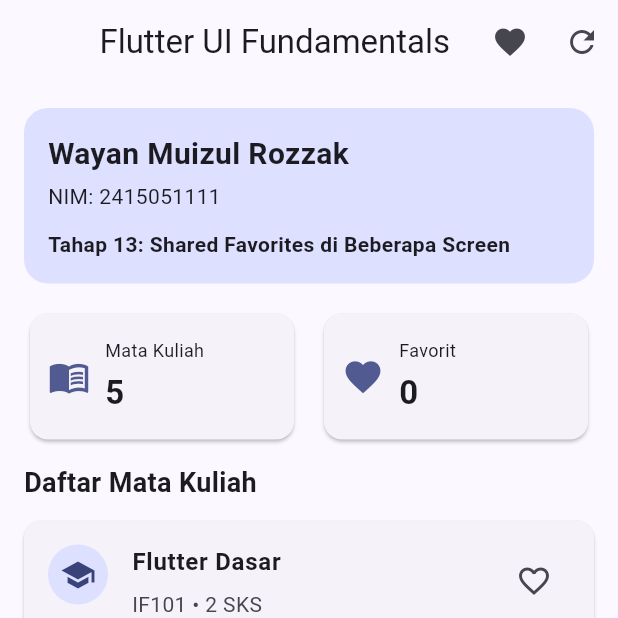
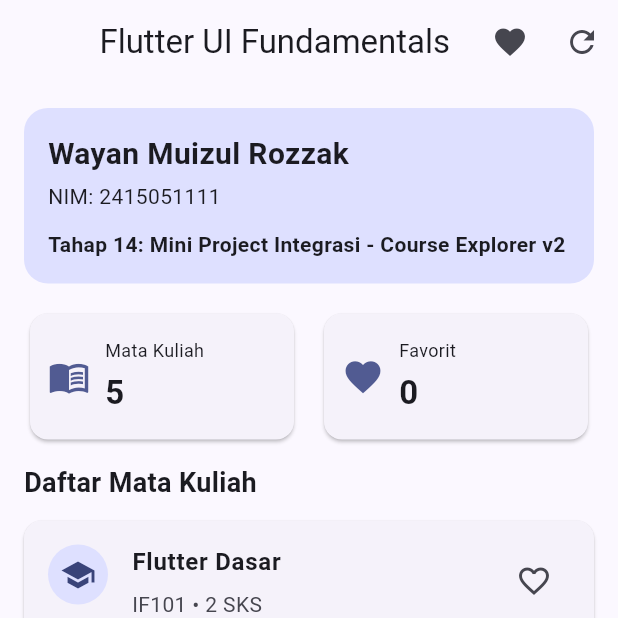
Before and after one commit to wayanrozzak/flutter-pertemuan-6, a Flutter app: the screen it shows after launch, on a phone screen of 412 x 824 dp, the top half of it. Run offline on Flutter 3.47's test engine with Material 3 defaults, Android fonts, the phone set to English and light mode, and no system bars.

Commit message:
Integrate Course Explorer v2

```diff
--- a/lib/main.dart
+++ b/lib/main.dart
@@ -104,7 +104,7 @@
                   Text('NIM: $studentId'),
                   SizedBox(height: 12),
                   Text(
-                    'Tahap 13: Shared Favorites di Beberapa Screen',
+                    'Tahap 14: Mini Project Integrasi - Course Explorer v2',
                     style: TextStyle(
                       fontWeight: FontWeight.w600,
                     ),
```
